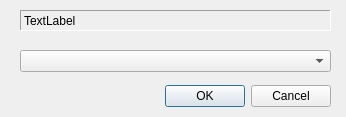
Qt form ui/picTypeDialog.ui (lazarus-pkgs/panini) before a commit.
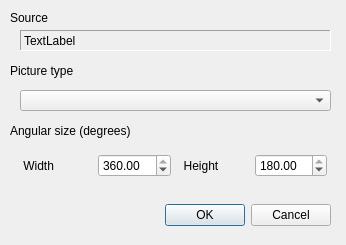
The same form after that commit.

```diff
--- a/ui/picTypeDialog.ui
+++ b/ui/picTypeDialog.ui
@@ -6,7 +6,7 @@
     <x>0</x>
     <y>0</y>
     <width>346</width>
-    <height>117</height>
+    <height>245</height>
    </rect>
   </property>
   <property name="windowTitle" >
@@ -16,7 +16,7 @@
    <property name="geometry" >
     <rect>
      <x>-10</x>
-     <y>81</y>
+     <y>200</y>
      <width>341</width>
      <height>31</height>
     </rect>
@@ -32,9 +32,9 @@
    <property name="geometry" >
     <rect>
      <x>20</x>
-     <y>50</y>
+     <y>90</y>
      <width>311</width>
-     <height>22</height>
+     <height>21</height>
     </rect>
    </property>
   </widget>
@@ -42,7 +42,7 @@
    <property name="geometry" >
     <rect>
      <x>20</x>
-     <y>10</y>
+     <y>30</y>
      <width>311</width>
      <height>21</height>
     </rect>
@@ -57,6 +57,103 @@
     <string>TextLabel</string>
    </property>
   </widget>
+  <widget class="QLabel" name="label" >
+   <property name="geometry" >
+    <rect>
+     <x>10</x>
+     <y>10</y>
+     <width>54</width>
+     <height>16</height>
+    </rect>
+   </property>
+   <property name="text" >
+    <string>Source</string>
+   </property>
+  </widget>
+  <widget class="QLabel" name="label_2" >
+   <property name="geometry" >
+    <rect>
+     <x>10</x>
+     <y>60</y>
+     <width>81</width>
+     <height>21</height>
+    </rect>
+   </property>
+   <property name="text" >
+    <string>Picture type</string>
+   </property>
+  </widget>
+  <widget class="QLabel" name="label_3" >
+   <property name="geometry" >
+    <rect>
+     <x>10</x>
+     <y>120</y>
+     <width>141</width>
+     <height>21</height>
+    </rect>
+   </property>
+   <property name="text" >
+    <string>Angular size (degrees)</string>
+   </property>
+  </widget>
+  <widget class="QWidget" name="layoutWidget" >
+   <property name="geometry" >
+    <rect>
+     <x>20</x>
+     <y>150</y>
+     <width>307</width>
+     <height>31</height>
+    </rect>
+   </property>
+   <layout class="QHBoxLayout" name="horizontalLayout" >
+    <item>
+     <widget class="QLabel" name="label_4" >
+      <property name="text" >
+       <string> Width   </string>
+      </property>
+     </widget>
+    </item>
+    <item>
+     <widget class="QDoubleSpinBox" name="widBox" >
+      <property name="accelerated" >
+       <bool>true</bool>
+      </property>
+      <property name="minimum" >
+       <double>10.000000000000000</double>
+      </property>
+      <property name="maximum" >
+       <double>360.000000000000000</double>
+      </property>
+      <property name="value" >
+       <double>360.000000000000000</double>
+      </property>
+     </widget>
+    </item>
+    <item>
+     <widget class="QLabel" name="label_5" >
+      <property name="text" >
+       <string>  Height   </string>
+      </property>
+     </widget>
+    </item>
+    <item>
+     <widget class="QDoubleSpinBox" name="hgtBox" >
+      <property name="accelerated" >
+       <bool>true</bool>
+      </property>
+      <property name="minimum" >
+       <double>5.000000000000000</double>
+      </property>
+      <property name="maximum" >
+       <double>180.000000000000000</double>
+      </property>
+      <property name="value" >
+       <double>180.000000000000000</double>
+      </property>
+     </widget>
+    </item>
+   </layout>
+  </widget>
  </widget>
  <resources/>
  <connections>
```
Left out of the diff: 2 changed lines with no effect on the pictures.
